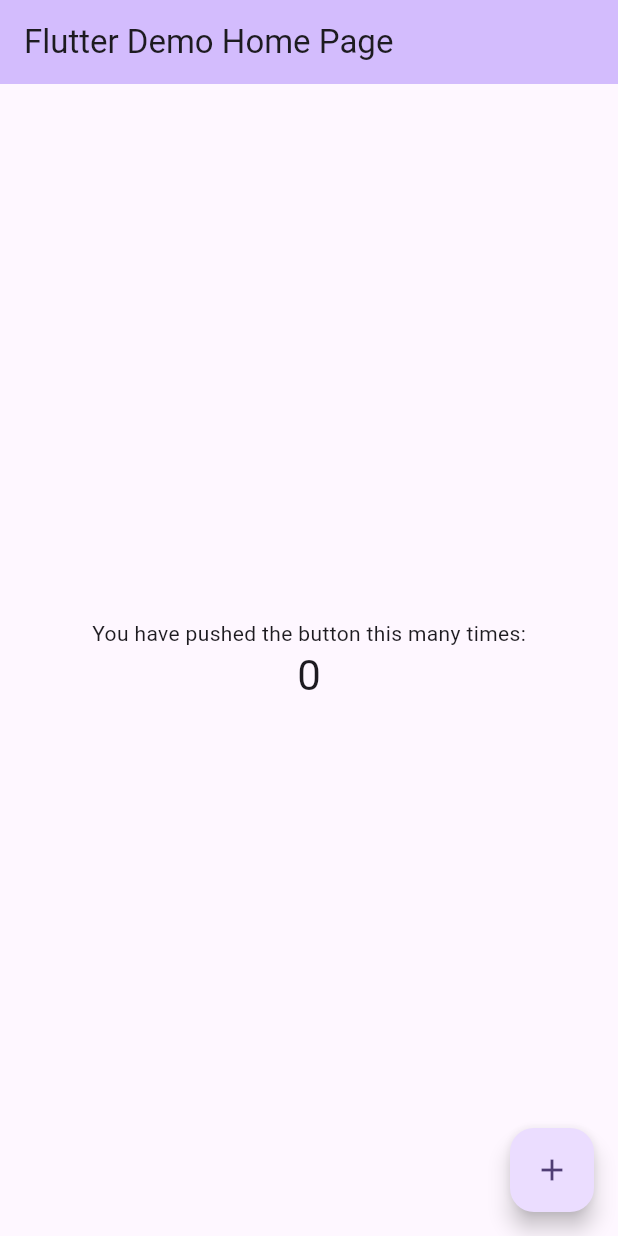
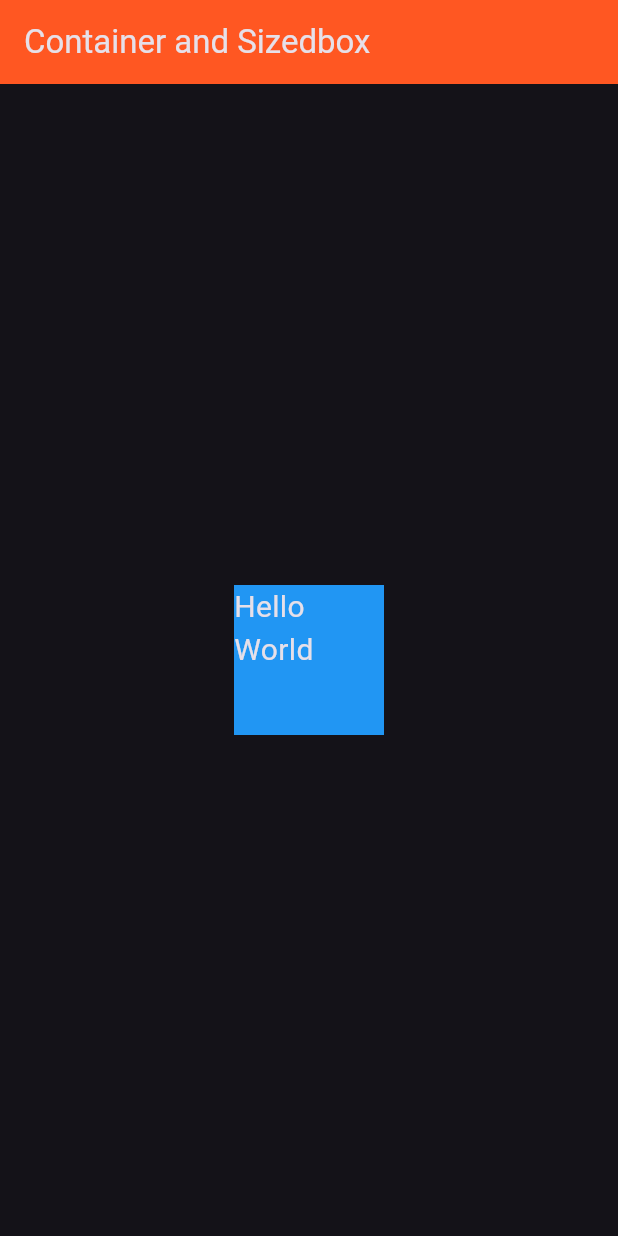
Before and after one commit to shreyas5522/flutter_app, a Flutter app: the screen it shows after launch, on a phone screen of 412 x 824 dp. Run offline on Flutter 3.47's test engine with Material 3 defaults, Android fonts, the phone set to English and light mode, and no system bars.

Commit message:
5th April - Hello World in Center

```diff
--- a/lib/main.dart
+++ b/lib/main.dart
@@ -1,125 +1,18 @@
 import 'package:flutter/material.dart';
+import 'package:flutter_app/widgets/container_sized.dart';
 
-void main() {
-  runApp(const MyApp());
-}
+void main() => runApp(new MyApp());
 
 class MyApp extends StatelessWidget {
   const MyApp({super.key});
 
-  // This widget is the root of your application.
   @override
   Widget build(BuildContext context) {
     return MaterialApp(
-      title: 'Flutter Demo',
+      debugShowCheckedModeBanner: false,
       theme: ThemeData(
-        // This is the theme of your application.
-        //
-        // TRY THIS: Try running your application with "flutter run". You'll see
-        // the application has a purple toolbar. Then, without quitting the app,
-        // try changing the seedColor in the colorScheme below to Colors.green
-        // and then invoke "hot reload" (save your changes or press the "hot
-        // reload" button in a Flutter-supported IDE, or press "r" if you used
-        // the command line to start the app).
-        //
-        // Notice that the counter didn't reset back to zero; the application
-        // state is not lost during the reload. To reset the state, use hot
-        // restart instead.
-        //
-        // This works for code too, not just values: Most code changes can be
-        // tested with just a hot reload.
-        colorScheme: ColorScheme.fromSeed(seedColor: Colors.deepPurple),
-        useMaterial3: true,
-      ),
-      home: const MyHomePage(title: 'Flutter Demo Home Page'),
+          brightness: Brightness.dark, primaryColor: Colors.deepPurple),
+      home: Container_Sized(),
     );
   }
 }
-
-class MyHomePage extends StatefulWidget {
-  const MyHomePage({super.key, required this.title});
-
-  // This widget is the home page of your application. It is stateful, meaning
-  // that it has a State object (defined below) that contains fields that affect
-  // how it looks.
-
-  // This class is the configuration for the state. It holds the values (in this
-  // case the title) provided by the parent (in this case the App widget) and
-  // used by the build method of the State. Fields in a Widget subclass are
-  // always marked "final".
-
-  final String title;
-
-  @override
-  State<MyHomePage> createState() => _MyHomePageState();
-}
-
-class _MyHomePageState extends State<MyHomePage> {
-  int _counter = 0;
-
-  void _incrementCounter() {
-    setState(() {
-      // This call to setState tells the Flutter framework that something has
-      // changed in this State, which causes it to rerun the build method below
-      // so that the display can reflect the updated values. If we changed
-      // _counter without calling setState(), then the build method would not be
-      // called again, and so nothing would appear to happen.
-      _counter++;
-    });
-  }
-
-  @override
-  Widget build(BuildContext context) {
-    // This method is rerun every time setState is called, for instance as done
-    // by the _incrementCounter method above.
-    //
-    // The Flutter framework has been optimized to make rerunning build methods
-    // fast, so that you can just rebuild anything that needs updating rather
-    // than having to individually change instances of widgets.
-    return Scaffold(
-      appBar: AppBar(
-        // TRY THIS: Try changing the color here to a specific color (to
-        // Colors.amber, perhaps?) and trigger a hot reload to see the AppBar
-        // change color while the other colors stay the same.
-        backgroundColor: Theme.of(context).colorScheme.inversePrimary,
-        // Here we take the value from the MyHomePage object that was created by
-        // the App.build method, and use it to set our appbar title.
-        title: Text(widget.title),
-      ),
-      body: Center(
-        // Center is a layout widget. It takes a single child and positions it
-        // in the middle of the parent.
-        child: Column(
-          // Column is also a layout widget. It takes a list of children and
-          // arranges them vertically. By default, it sizes itself to fit its
-          // children horizontally, and tries to be as tall as its parent.
-          //
-          // Column has various properties to control how it sizes itself and
-          // how it positions its children. Here we use mainAxisAlignment to
-          // center the children vertically; the main axis here is the vertical
-          // axis because Columns are vertical (the cross axis would be
-          // horizontal).
-          //
-          // TRY THIS: Invoke "debug painting" (choose the "Toggle Debug Paint"
-          // action in the IDE, or press "p" in the console), to see the
-          // wireframe for each widget.
-          mainAxisAlignment: MainAxisAlignment.center,
-          children: <Widget>[
-            const Text(
-              'You have pushed the button this many times:',
-            ),
-            Text(
-              '$_counter',
-              style: Theme.of(context).textTheme.headlineMedium,
-            ),
-          ],
-        ),
-      ),
-      floatingActionButton: FloatingActionButton(
-        onPressed: _incrementCounter,
-        tooltip: 'Increment',
-        child: const Icon(Icons.add),
-      ), // This trailing comma makes auto-formatting nicer for build methods.
-    );
-  }
-}
--- /dev/null
+++ b/lib/widgets/container_sized.dart
@@ -0,0 +1,25 @@
+import "package:flutter/material.dart";
+
+class Container_Sized extends StatelessWidget {
+  const Container_Sized({super.key});
+
+  @override
+  Widget build(BuildContext context) {
+    return Scaffold(
+        appBar: AppBar(
+          title: Text('Container and Sizedbox'),
+          backgroundColor: Colors.deepOrange, // Set the background color here
+        ),
+        body: Center(
+            child: Container(
+          height: 100,
+          width: 100,
+          decoration: BoxDecoration(
+            color: Colors.blue,
+          ),
+          child: Text('Hello World', style: TextStyle(fontSize: 20)),
+        )
+            // SizedBox(height: 50, width: 50, child: Text("Hello")),
+            ));
+  }
+}
```
